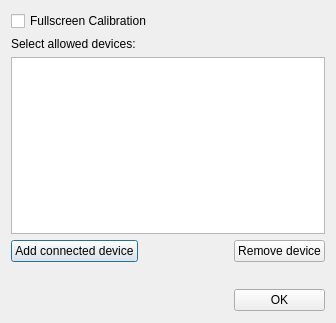
The window that stuff/configuration.ui (pnegre/python-whiteboard) describes before a commit, drawn with Qt 5.
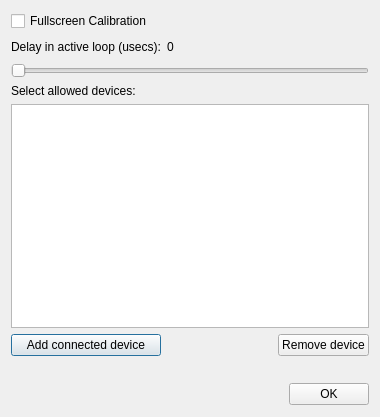
The same window after the commit.

Commit message: Added configuration option for delay in active loop (decreases cpu usage)

```diff
--- a/stuff/configuration.ui
+++ b/stuff/configuration.ui
@@ -6,8 +6,8 @@
    <rect>
     <x>0</x>
     <y>0</y>
-    <width>336</width>
-    <height>323</height>
+    <width>380</width>
+    <height>417</height>
    </rect>
   </property>
   <property name="windowTitle">
@@ -17,31 +17,65 @@
    <bool>true</bool>
   </property>
   <layout class="QGridLayout" name="gridLayout">
-   <item row="0" column="0" colspan="2">
+   <item row="0" column="0">
     <widget class="QCheckBox" name="check_fullscreen">
      <property name="text">
       <string>Fullscreen Calibration</string>
      </property>
     </widget>
    </item>
-   <item row="1" column="0" colspan="2">
+   <item row="1" column="0">
+    <widget class="QLabel" name="label_2">
+     <property name="text">
+      <string>Delay in active loop (usecs):</string>
+     </property>
+    </widget>
+   </item>
+   <item row="1" column="1">
+    <widget class="QLabel" name="label_delayloop">
+     <property name="text">
+      <string>0</string>
+     </property>
+    </widget>
+   </item>
+   <item row="1" column="2" colspan="2">
+    <spacer name="horizontalSpacer_4">
+     <property name="orientation">
+      <enum>Qt::Horizontal</enum>
+     </property>
+     <property name="sizeHint" stdset="0">
+      <size>
+       <width>69</width>
+       <height>20</height>
+      </size>
+     </property>
+    </spacer>
+   </item>
+   <item row="2" column="0" colspan="5">
+    <widget class="QSlider" name="slider_delayloop">
+     <property name="orientation">
+      <enum>Qt::Horizontal</enum>
+     </property>
+    </widget>
+   </item>
+   <item row="3" column="0">
     <widget class="QLabel" name="label">
      <property name="text">
       <string>Select allowed devices:</string>
      </property>
     </widget>
    </item>
-   <item row="2" column="0" colspan="3">
+   <item row="4" column="0" colspan="5">
     <widget class="QListWidget" name="macListWidget"/>
    </item>
-   <item row="3" column="0">
+   <item row="5" column="0">
     <widget class="QPushButton" name="button_addDev">
      <property name="text">
       <string>Add connected device</string>
      </property>
     </widget>
    </item>
-   <item row="3" column="1">
+   <item row="5" column="2">
     <spacer name="horizontalSpacer_3">
      <property name="orientation">
       <enum>Qt::Horizontal</enum>
@@ -54,14 +88,14 @@
      </property>
     </spacer>
    </item>
-   <item row="3" column="2">
+   <item row="5" column="3" colspan="2">
     <widget class="QPushButton" name="button_remDev">
      <property name="text">
       <string>Remove device</string>
      </property>
     </widget>
    </item>
-   <item row="4" column="0" colspan="3">
+   <item row="6" column="0" colspan="5">
     <spacer name="horizontalSpacer">
      <property name="orientation">
       <enum>Qt::Horizontal</enum>
@@ -74,7 +108,7 @@
      </property>
     </spacer>
    </item>
-   <item row="5" column="0" colspan="2">
+   <item row="7" column="0" colspan="4">
     <spacer name="horizontalSpacer_2">
      <property name="orientation">
       <enum>Qt::Horizontal</enum>
@@ -87,7 +121,7 @@
      </property>
     </spacer>
    </item>
-   <item row="5" column="2">
+   <item row="7" column="4">
     <widget class="QPushButton" name="button_OK">
      <property name="text">
       <string>OK</string>
```
Left out of the diff: 5 changed lines with no effect on the pictures. The commit also changes 2 other files.
